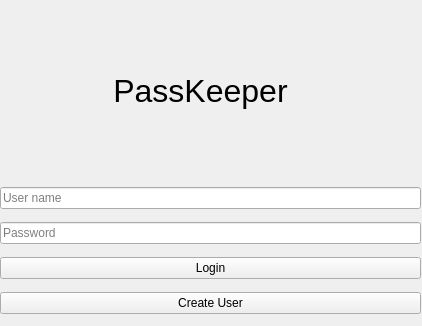
Before: the Qt Designer form ui/login.ui in gentlghost/Passkeeper, drawn with Qt 5.
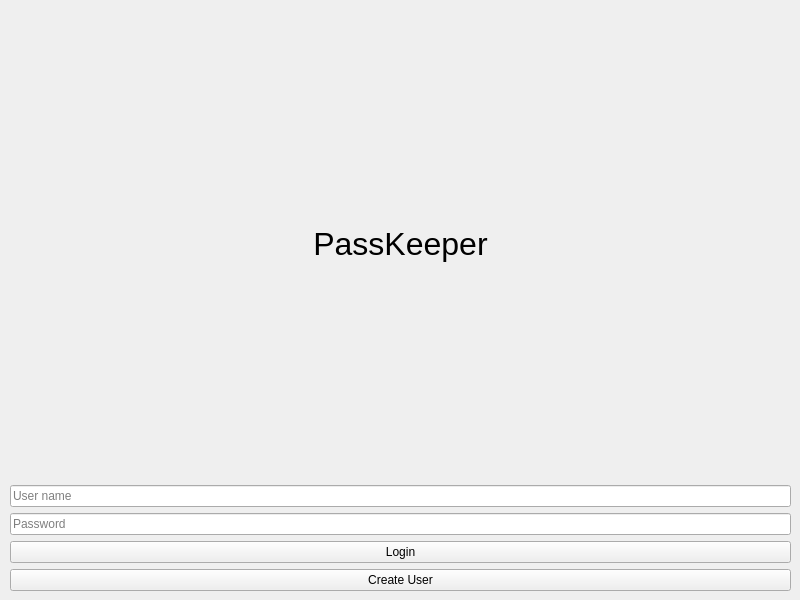
After: the same form once the commit is applied.

```diff
--- a/ui/login.ui
+++ b/ui/login.ui
@@ -6,8 +6,8 @@
    <rect>
     <x>0</x>
     <y>0</y>
-    <width>422</width>
-    <height>326</height>
+    <width>800</width>
+    <height>600</height>
    </rect>
   </property>
   <property name="windowTitle">
@@ -16,12 +16,32 @@
   <widget class="QWidget" name="verticalLayoutWidget">
    <property name="geometry">
     <rect>
-     <x>0</x>
-     <y>180</y>
-     <width>421</width>
-     <height>141</height>
+     <x>10</x>
+     <y>10</y>
+     <width>781</width>
+     <height>581</height>
     </rect>
    </property>
+   <layout class="QVBoxLayout" name="container">
+    <property name="sizeConstraint">
+     <enum>QLayout::SetNoConstraint</enum>
+    </property>
+    <item alignment="Qt::AlignHCenter|Qt::AlignVCenter">
+     <widget class="QLabel" name="label">
+      <property name="font">
+       <font>
+        <pointsize>24</pointsize>
+       </font>
+      </property>
+      <property name="text">
+       <string>PassKeeper</string>
+      </property>
+      <property name="alignment">
+       <set>Qt::AlignCenter</set>
+      </property>
+     </widget>
+    </item>
+    <item>
    <layout class="QVBoxLayout" name="verticalLayout">
     <item>
      <widget class="QLineEdit" name="username">
@@ -52,27 +72,8 @@
      </widget>
     </item>
    </layout>
-  </widget>
-  <widget class="QLabel" name="label">
-   <property name="geometry">
-    <rect>
-     <x>110</x>
-     <y>60</y>
-     <width>181</width>
-     <height>61</height>
-    </rect>
-   </property>
-   <property name="font">
-    <font>
-     <pointsize>24</pointsize>
-    </font>
-   </property>
-   <property name="text">
-    <string>PassKeeper</string>
-   </property>
-   <property name="alignment">
-    <set>Qt::AlignCenter</set>
-   </property>
+    </item>
+   </layout>
   </widget>
  </widget>
  <resources/>
```
Left out of the diff: 2 changed lines with no effect on the pictures. Lines whose indentation alone changed are shown as unchanged.
